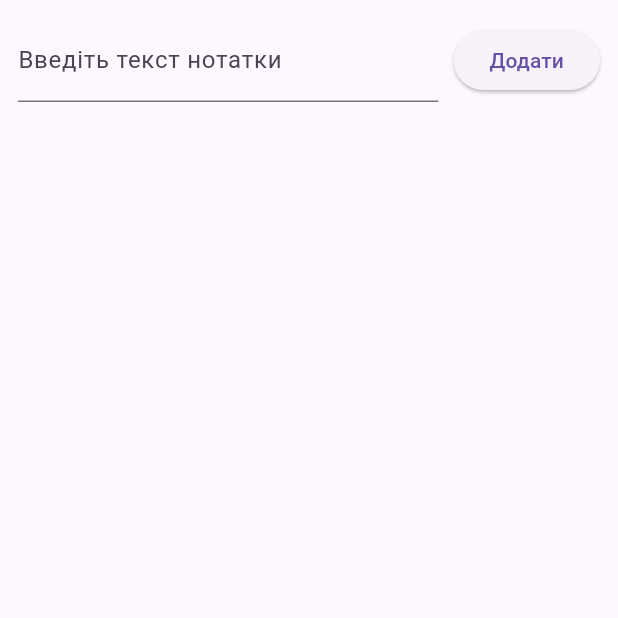
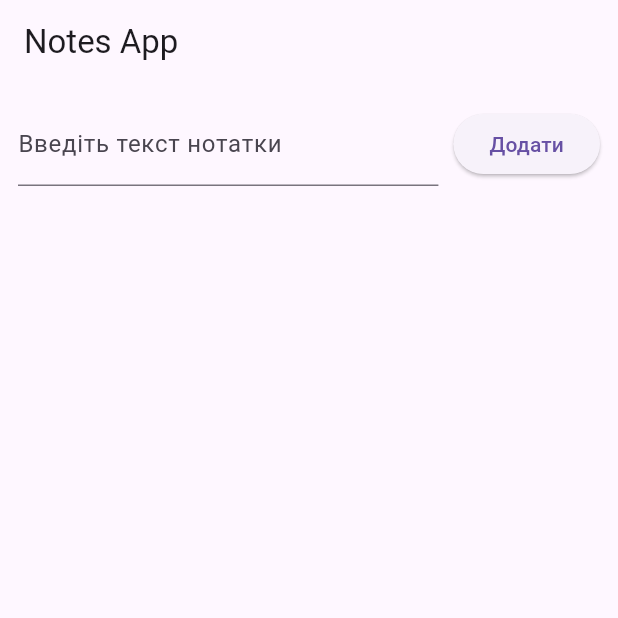
Before and after one commit to mixabyt/Flutter-Lab, a Flutter app: the screen it shows after launch, on a phone screen of 412 x 824 dp, the top half of it. Run offline on Flutter 3.47's test engine with Material 3 defaults, Android fonts, the phone set to English and light mode, and no system bars; our stand-ins replace sqflite; accounts and stored records are empty.

Commit message:
add appbar

```diff
--- a/lib/main.dart
+++ b/lib/main.dart
@@ -11,8 +11,11 @@ class MainApp extends StatelessWidget {
 
   @override
   Widget build(BuildContext context) {
-    return const MaterialApp(
+    return MaterialApp(
       home: Scaffold(
+        appBar:  AppBar(
+          title: Text("Notes App"),
+        ),
         body: Notesscreen(),
       ),
     );
```
